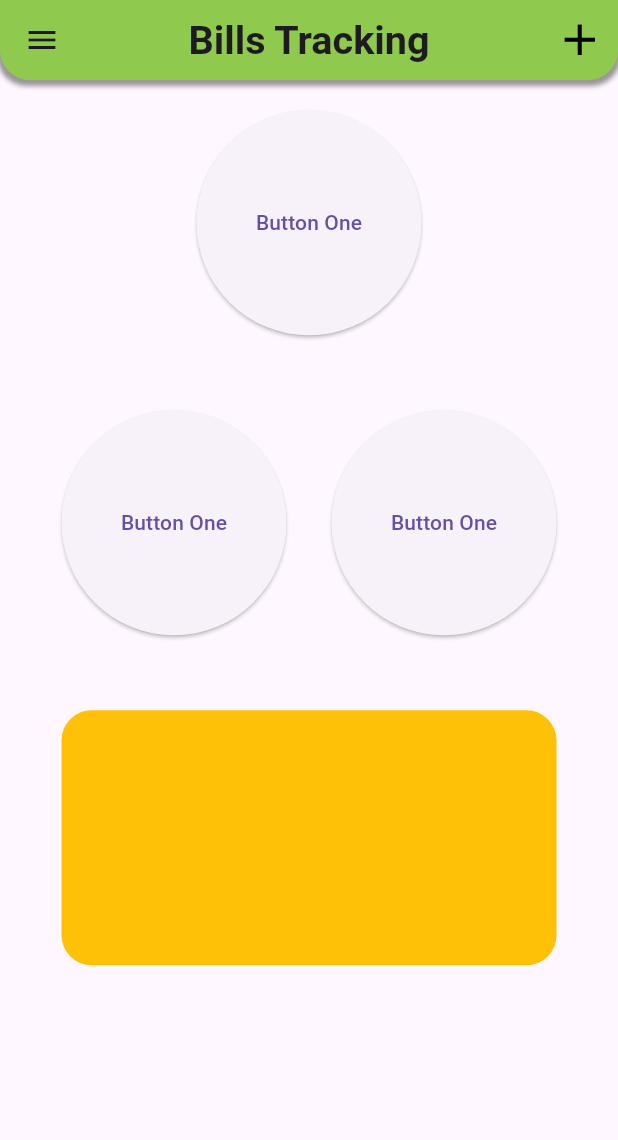
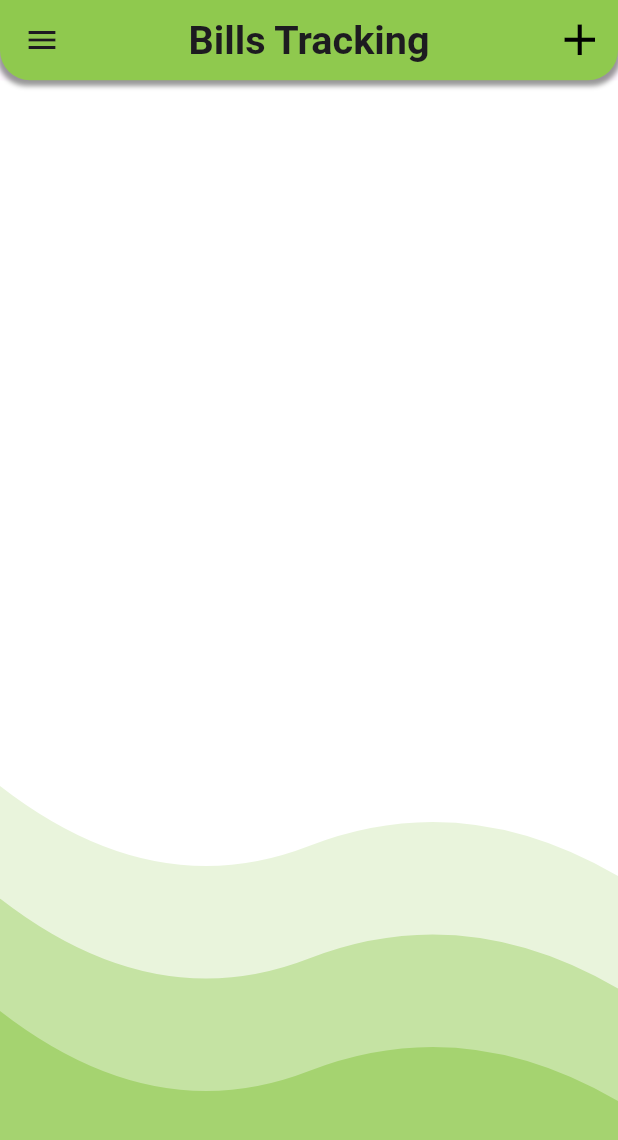
Before and after one commit to Limlou42/Home_Tracking_App, a Flutter app: the screen it shows after launch, on a phone screen of 412 x 824 dp. Shown: the top 1140 px of the screen. Run offline on Flutter 3.47's test engine with Material 3 defaults, Android fonts, the light colour scheme and no system bars; our stand-ins replace percent_indicator; missing offline and left inert: gallery_picker, google_ml_kit.

Commit message:
Curve Design - 0.0.4

```diff
--- a/lib/home_screen.dart
+++ b/lib/home_screen.dart
@@ -20,25 +20,19 @@ class _HomeScreenState extends State<HomeScreen> {
         child: const AppBarForMainScaffold()
       ),
       drawer: const DrawerForMainScaffold(),
-      body: const Center(
-        child: Column(
-          children: [
-            SizedBox(height: 20,),
-            MainMenuFloatingButton(),
-            SizedBox(height: 50,),
-            Row(
-              mainAxisAlignment: MainAxisAlignment.center,
-              children: [
-                MainMenuFloatingButton(),
-                SizedBox(width: 30,),
-                MainMenuFloatingButton(),
-              ],
-            ),
-            SizedBox(height: 50,),
-            PanelViewContainer(),
+
+      body: Container(
+        decoration: const BoxDecoration(
+          color: Colors.white, // Background color of the scaffold
+        ),
+        child: Stack(
+          children: <Widget>[
+            BackgroundWave(waveHeight: 300, waveColor: const Color.fromARGB(255, 143, 201, 78).withOpacity(0.2)),
+            BackgroundWave(waveHeight: 225, waveColor: const Color.fromARGB(255, 143, 201, 78).withOpacity(0.4)),
+            BackgroundWave(waveHeight: 150, waveColor: const Color.fromARGB(255, 143, 201, 78).withOpacity(0.6)),
           ],
         ),
-      )
+      ),
     );
   }
 }
@@ -71,3 +65,61 @@ class PanelViewContainer extends StatelessWidget {
     );
   }
 }
+
+
+class BackgroundWave extends StatelessWidget {
+  final double waveHeight;
+  final Color waveColor;
+  const BackgroundWave({super.key, required this.waveHeight, required this.waveColor});
+
+  @override
+  Widget build(BuildContext context) {
+    return Positioned.fill(
+      child: Align(
+        alignment: Alignment.bottomCenter,
+        child: ClipPath(
+          clipper: WaveClipper(),
+          child: Container(
+            height: waveHeight,
+            color: waveColor, // Third layer color
+          ),
+        ),
+      ),
+    );
+  }
+}
+
+//TODO: Research this more
+class WaveClipper extends CustomClipper<Path> {
+  @override
+  Path getClip(Size size) {
+    var path = Path();
+
+    // Start from top-left
+    path.moveTo(0.0, 0.0);
+
+    // First curve (wave starts at the top-left)
+    var firstControlPoint = Offset(size.width / 4, 80);  // Increase the height here for a bigger curve
+    var firstEndPoint = Offset(size.width / 2, 40);
+
+    // Second curve (wave goes up on the right)
+    var secondControlPoint = Offset(size.width * 3 / 4, 0);
+    var secondEndPoint = Offset(size.width, 60);  // Ensure this point is not cut off
+
+    // Draw curves
+    path.quadraticBezierTo(firstControlPoint.dx, firstControlPoint.dy, firstEndPoint.dx, firstEndPoint.dy);
+    path.quadraticBezierTo(secondControlPoint.dx, secondControlPoint.dy, secondEndPoint.dx, secondEndPoint.dy);
+
+    // Fill the rest of the path downwards
+    path.lineTo(size.width, size.height);  // Go to bottom-right
+    path.lineTo(0.0, size.height);         // Go to bottom-left
+    path.close();                          // Close the path
+
+    return path;
+  }
+
+  @override
+  bool shouldReclip(CustomClipper<Path> oldClipper) {
+    return false;
+  }
+}
```
Also changed, not shown: 1 other file.
